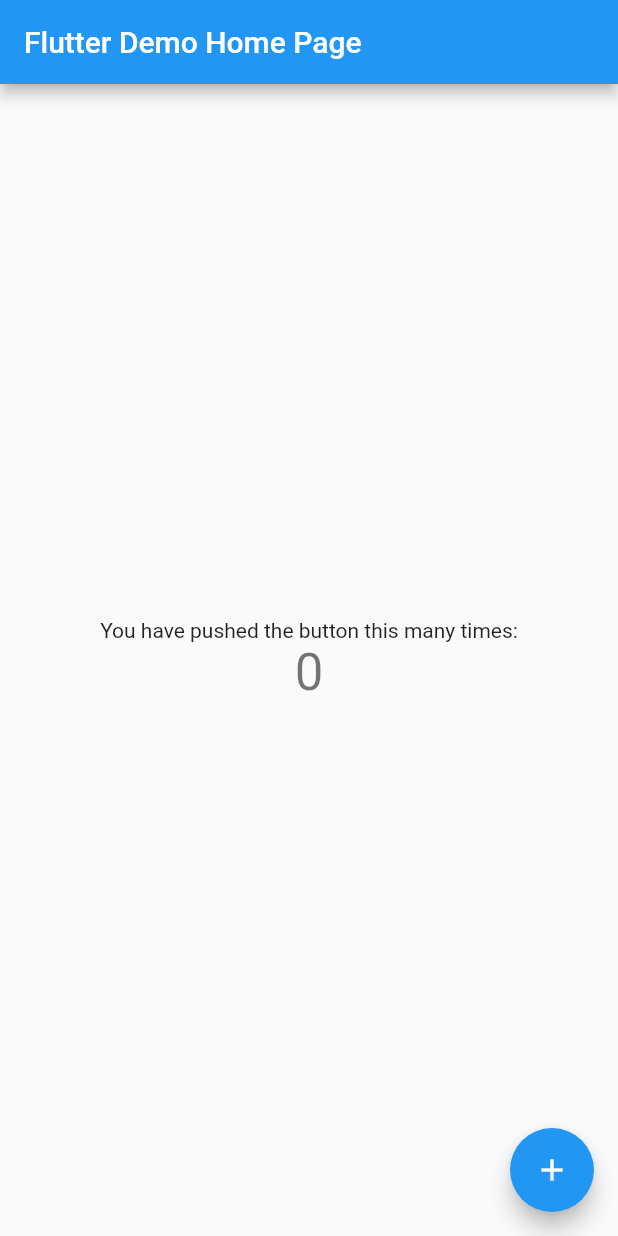
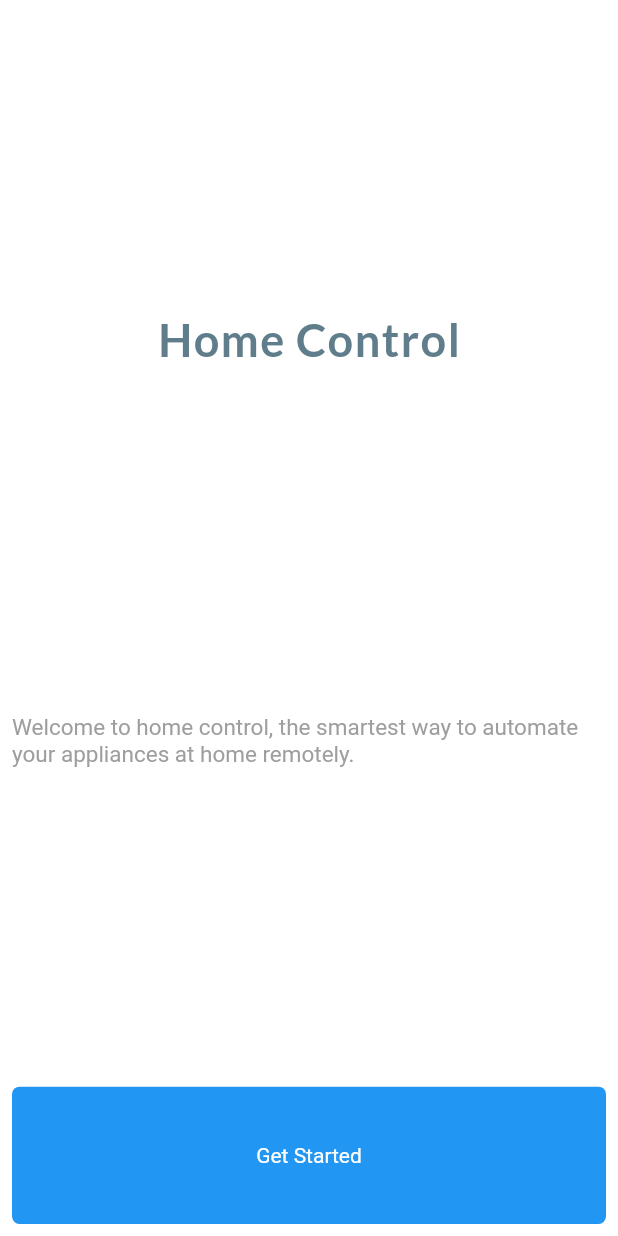
Before and after one commit to thecraftman/flutter_project, a Flutter app: the screen it shows after launch, on a phone screen of 412 x 824 dp. Run offline on Flutter 3.47's test engine with Material 2 defaults, Android fonts, the phone set to English and light mode, and no system bars; our stand-ins replace google_fonts, provider_architecture; Roboto replaces fonts that are missing (Martel).

Commit message:
welcome screen in progress

```diff
--- a/flutter_work/lib/main.dart
+++ b/flutter_work/lib/main.dart
@@ -1,4 +1,5 @@
 import 'package:flutter/material.dart';
+import 'package:flutter_work/presentation/views/welcome_view.dart';
 
 void main() => runApp(MyApp());
 
@@ -7,105 +8,12 @@ class MyApp extends StatelessWidget {
   @override
   Widget build(BuildContext context) {
     return MaterialApp(
-      title: 'Flutter Demo',
+      debugShowCheckedModeBanner: false,
+      title: 'Home Control',
       theme: ThemeData(
-        // This is the theme of your application.
-        //
-        // Try running your application with "flutter run". You'll see the
-        // application has a blue toolbar. Then, without quitting the app, try
-        // changing the primarySwatch below to Colors.green and then invoke
-        // "hot reload" (press "r" in the console where you ran "flutter run",
-        // or simply save your changes to "hot reload" in a Flutter IDE).
-        // Notice that the counter didn't reset back to zero; the application
-        // is not restarted.
         primarySwatch: Colors.blue,
       ),
-      home: MyHomePage(title: 'Flutter Demo Home Page'),
+      home: WelcomeView(),
     );
   }
 }
-
-class MyHomePage extends StatefulWidget {
-  MyHomePage({Key key, this.title}) : super(key: key);
-
-  // This widget is the home page of your application. It is stateful, meaning
-  // that it has a State object (defined below) that contains fields that affect
-  // how it looks.
-
-  // This class is the configuration for the state. It holds the values (in this
-  // case the title) provided by the parent (in this case the App widget) and
-  // used by the build method of the State. Fields in a Widget subclass are
-  // always marked "final".
-
-  final String title;
-
-  @override
-  _MyHomePageState createState() => _MyHomePageState();
-}
-
-class _MyHomePageState extends State<MyHomePage> {
-  int _counter = 0;
-
-  void _incrementCounter() {
-    setState(() {
-      // This call to setState tells the Flutter framework that something has
-      // changed in this State, which causes it to rerun the build method below
-      // so that the display can reflect the updated values. If we changed
-      // _counter without calling setState(), then the build method would not be
-      // called again, and so nothing would appear to happen.
-      _counter++;
-    });
-  }
-
-  @override
-  Widget build(BuildContext context) {
-    // This method is rerun every time setState is called, for instance as done
-    // by the _incrementCounter method above.
-    //
-    // The Flutter framework has been optimized to make rerunning build methods
-    // fast, so that you can just rebuild anything that needs updating rather
-    // than having to individually change instances of widgets.
-    return Scaffold(
-      appBar: AppBar(
-        // Here we take the value from the MyHomePage object that was created by
-        // the App.build method, and use it to set our appbar title.
-        title: Text(widget.title),
-      ),
-      body: Center(
-        // Center is a layout widget. It takes a single child and positions it
-        // in the middle of the parent.
-        child: Column(
-          // Column is also a layout widget. It takes a list of children and
-          // arranges them vertically. By default, it sizes itself to fit its
-          // children horizontally, and tries to be as tall as its parent.
-          //
-          // Invoke "debug painting" (press "p" in the console, choose the
-          // "Toggle Debug Paint" action from the Flutter Inspector in Android
-          // Studio, or the "Toggle Debug Paint" command in Visual Studio Code)
-          // to see the wireframe for each widget.
-          //
-          // Column has various properties to control how it sizes itself and
-          // how it positions its children. Here we use mainAxisAlignment to
-          // center the children vertically; the main axis here is the vertical
-          // axis because Columns are vertical (the cross axis would be
-          // horizontal).
-          mainAxisAlignment: MainAxisAlignment.center,
-          children: <Widget>[
-            Text(
-              'You have pushed the button this many times:',
-            ),
-            Text(
-              '$_counter',
-              style: Theme.of(context).textTheme.display1,
-            ),
-          ],
-        ),
-      ),
-      floatingActionButton: FloatingActionButton(
-        onPressed: _incrementCounter,
-        tooltip: 'Increment',
-        child: Icon(Icons.add),
-      ), // This trailing comma makes auto-formatting nicer for build methods.
-    );
-  }
-}
--- /dev/null
+++ b/flutter_work/lib/presentation/helpers/size_config.dart
@@ -0,0 +1 @@
+class SizeConfig {}
--- /dev/null
+++ b/flutter_work/lib/presentation/views/welcome_view.dart
@@ -0,0 +1,88 @@
+import 'package:flutter/material.dart';
+import 'package:flutter_work/viewmodels/welcome_view_model.dart';
+import 'package:google_fonts/google_fonts.dart';
+import 'package:provider_architecture/provider_architecture.dart';
+
+class WelcomeView extends StatelessWidget {
+  const WelcomeView({Key key}) : super(key: key);
+
+  @override
+  Widget build(BuildContext context) {
+    return ViewModelProvider<WelcomeViewModel>.withConsumer(
+        viewModel: WelcomeViewModel(),
+        builder: (context, model, child) {
+          return Scaffold(
+            body: SafeArea(
+              child: SingleChildScrollView(
+                child: Container(
+                  height: MediaQuery.of(context).size.height,
+                  width: MediaQuery.of(context).size.width,
+                  color: Colors.white,
+                  child: Column(
+                    mainAxisAlignment: MainAxisAlignment.spaceBetween,
+                    crossAxisAlignment: CrossAxisAlignment.center,
+                    children: <Widget>[
+                      SizedBox(
+                        height: MediaQuery.of(context).size.height / 6,
+                      ),
+                      Text(
+                        'Home Control',
+                        style: GoogleFonts.lato(
+                          textStyle: TextStyle(
+                            fontSize: 30,
+                            color: Colors.blueGrey,
+                            fontWeight: FontWeight.bold,
+                          ),
+                          letterSpacing: 1.0,
+                        ),
+                      ),
+                      SizedBox(
+                        height: MediaQuery.of(context).size.height / 10,
+                      ),
+                      Padding(
+                        padding: const EdgeInsets.all(8.0),
+                        child: Text(
+                          'Welcome to home control, the smartest way to automate your appliances at home remotely.',
+                          style: GoogleFonts.martelSans(
+                            textStyle: TextStyle(
+                              fontSize: 15,
+                              color: Colors.grey,
+                              fontWeight: FontWeight.w400,
+                            ),
+                          ),
+                        ),
+                      ),
+                      SizedBox(
+                        height: MediaQuery.of(context).size.height / 15,
+                      ),
+                      Padding(
+                        padding: const EdgeInsets.all(8.0),
+                        child: InkWell(
+                          onTap: () {},
+                          child: Container(
+                            alignment: Alignment.center,
+                            height: MediaQuery.of(context).size.height / 9,
+                            width: double.infinity,
+                            decoration: BoxDecoration(
+                              color: Colors.blue,
+                              borderRadius: BorderRadius.circular(5),
+                            ),
+                            child: Text(
+                              'Get Started',
+                              style: GoogleFonts.martel(
+                                textStyle: TextStyle(color: Colors.white),
+                              ),
+                              textAlign: TextAlign.center,
+                            ),
+                          ),
+                        ),
+                      )
+                    ],
+                  ),
+                ),
+              ),
+            ),
+          );
+        });
+  }
+}
--- /dev/null
+++ b/flutter_work/lib/viewmodels/base_view_model.dart
@@ -0,0 +1,11 @@
+import 'package:flutter/foundation.dart';
+
+class BaseViewModel extends ChangeNotifier {
+  bool _busy;
+  bool get busy => _busy;
+
+  void setBusy(bool value) {
+    _busy = value;
+    notifyListeners();
+  }
+}
--- /dev/null
+++ b/flutter_work/lib/viewmodels/welcome_view_model.dart
@@ -0,0 +1,3 @@
+import 'package:flutter_work/viewmodels/base_view_model.dart';
+
+class WelcomeViewModel extends BaseViewModel {}
--- a/flutter_work/pubspec.yaml
+++ b/flutter_work/pubspec.yaml
@@ -19,6 +19,11 @@ environment:
 dependencies:
   flutter:
     sdk: flutter
+  provider: ^4.0.4
+  provider_architecture: ^1.0.6
+  google_fonts: ^0.3.10
+  get_it: ^4.0.1
+  get: ^1.11.6
 
   # The following adds the Cupertino Icons font to your application.
   # Use with the CupertinoIcons class for iOS style icons.
```
Also changed, not shown: flutter_work/pubspec.lock.
